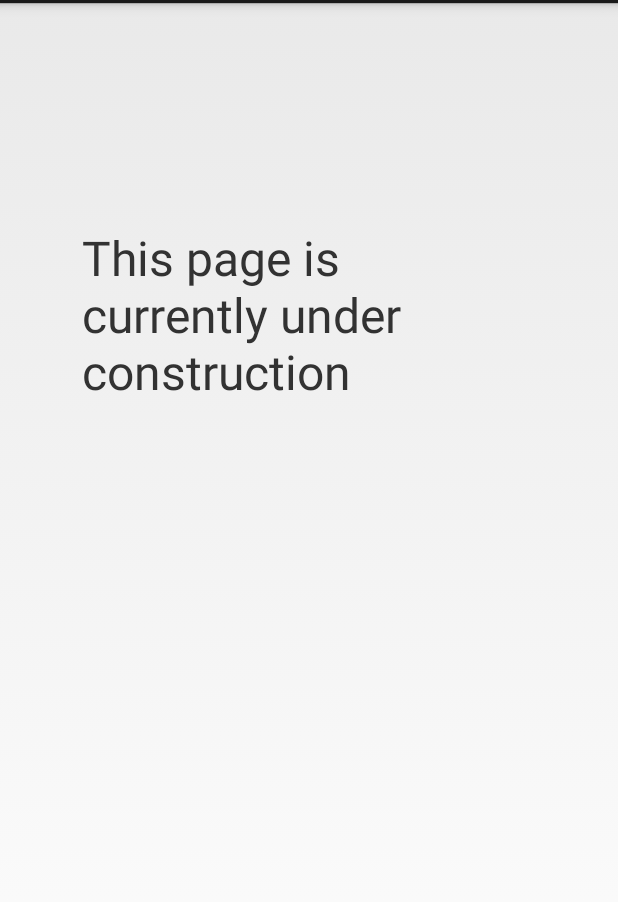
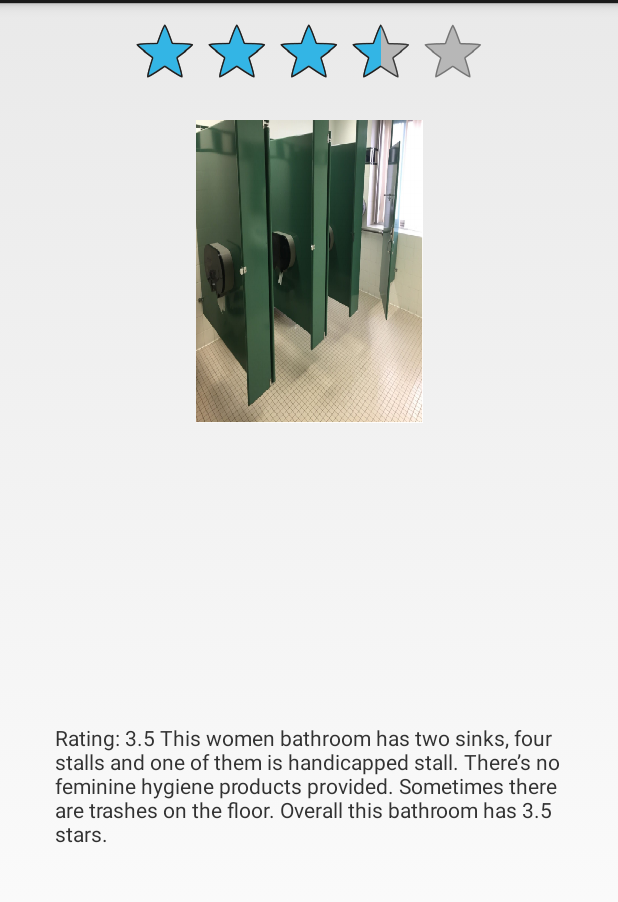
Before and after one commit to wilsonmichaelunl/CSCE361, an Android app: the BurnettBasementFloorActivity screen opened directly, with no data from a screen before it, after a tap on an icon or button, on a phone screen of 412 x 824 dp, the part 69-971 px from its top. Run offline under Robolectric (Android 15) with nearby library versions, the phone set to English and light mode, and no system bars.

Commit message:
add women part

```diff
--- a/app/src/main/java/com/carlscrate/unl_bathroom/BurnettBasementFloorActivity.java
+++ b/app/src/main/java/com/carlscrate/unl_bathroom/BurnettBasementFloorActivity.java
@@ -28,9 +28,12 @@ public class BurnettBasementFloorActivity extends Activity {
                         startActivity((intent));
                         break;
                     */
-
+                    case 0:
+                        Intent intent = new Intent(BurnettBasementFloorActivity.this, BurnettWomens0.class);
+                        startActivity(intent);
+                        break;
                     case 1:
-                        Intent intent = new Intent(BurnettBasementFloorActivity.this, BurnettMens1Activity.class);
+                         intent = new Intent(BurnettBasementFloorActivity.this, BurnettMens1Activity.class);
                         startActivity(intent);
                         break;
 
--- /dev/null
+++ b/app/src/main/java/com/carlscrate/unl_bathroom/BurnettWomens0.java
@@ -0,0 +1,14 @@
+package com.carlscrate.unl_bathroom;
+
+import android.app.Activity;
+import android.support.v7.app.AppCompatActivity;
+import android.os.Bundle;
+
+public class BurnettWomens0 extends Activity {
+
+    @Override
+    protected void onCreate(Bundle savedInstanceState) {
+        super.onCreate(savedInstanceState);
+        setContentView(R.layout.activity_burnett_womens0);
+    }
+}
--- /dev/null
+++ b/app/src/main/res/layout/activity_burnett_womens0.xml
@@ -0,0 +1,49 @@
+<?xml version="1.0" encoding="utf-8"?>
+<android.support.constraint.ConstraintLayout xmlns:android="http://schemas.android.com/apk/res/android"
+    xmlns:app="http://schemas.android.com/apk/res-auto"
+    xmlns:tools="http://schemas.android.com/tools"
+    android:layout_width="match_parent"
+    android:layout_height="match_parent"
+    tools:context=".BurnettWomens0">
+
+    <RatingBar
+        android:id="@+id/ratingBar"
+        android:layout_width="wrap_content"
+        android:layout_height="wrap_content"
+        android:layout_marginEnd="8dp"
+        android:layout_marginStart="8dp"
+        android:layout_marginTop="8dp"
+        android:numStars="5"
+        android:rating="3.5"
+        android:stepSize="0.5"
+        app:layout_constraintEnd_toEndOf="parent"
+        app:layout_constraintStart_toStartOf="parent"
+        app:layout_constraintTop_toTopOf="parent" />
+
+    <ImageView
+        android:id="@+id/imageView4"
+        android:layout_width="151dp"
+        android:layout_height="211dp"
+        android:layout_marginEnd="8dp"
+        android:layout_marginStart="8dp"
+        android:layout_marginTop="8dp"
+        android:src="@drawable/burnettwomanbase"
+        app:layout_constraintEnd_toEndOf="parent"
+        app:layout_constraintHorizontal_bias="0.502"
+        app:layout_constraintStart_toStartOf="parent"
+        app:layout_constraintTop_toBottomOf="@+id/ratingBar" />
+
+    <TextView
+        android:id="@+id/textView8"
+        android:layout_width="339dp"
+        android:layout_height="101dp"
+        android:layout_marginBottom="8dp"
+        android:layout_marginEnd="8dp"
+        android:layout_marginStart="8dp"
+        android:layout_marginTop="8dp"
+        android:text="@string/burnett_womens_basement"
+        app:layout_constraintBottom_toBottomOf="parent"
+        app:layout_constraintEnd_toEndOf="parent"
+        app:layout_constraintStart_toStartOf="parent"
+        app:layout_constraintTop_toBottomOf="@+id/imageView4" />
+</android.support.constraint.ConstraintLayout>
--- a/app/src/main/res/values/strings.xml
+++ b/app/src/main/res/values/strings.xml
@@ -35,10 +35,22 @@
     of amenities.</string>
     <string name="burnett_mens_basement">A typical bathroom in burnett hall, this bathroom boasts 4 stalls(1 handicap), 2 urinals, and 2 sinks.
     There is always free because no classroom in here. if you are unable to find available space. it'd s good choice to go basement.there is also the most clean place in burnett hall</string>
+    <string name="burnett_womens_basement">Rating: 3.5
+        This women bathroom has two sinks, four stalls and one of them is handicapped stall. There’s no feminine hygiene products provided. Sometimes there are trashes on the floor. Overall this bathroom has 3.5 stars.
+</string>
     <string name="burnett_mens_first">A typical bathroom in burnett hall, this bathroom boasts 4 stalls(1 handicap), 2 urinals, and 2 sinks.
     There are lost of classroom in here so it is busy between class. but the cleaniness in here is very good.</string>
+    <string name="burnett_women_first">Rating: 4.5
+This bathroom has two sinks, four stalls and one of them is handicap stall. Feminine hygiene products are provided for free. This bathroom is busy between classes but it is still pretty clean. The only problem is that it is not easy to find. If you cannot find it, just find room number 110. Overall, it has 4.5 stars!
+</string>
     <string name="burnett_mens_second">A typical bathroom in burnett hall, this bathroom boasts 4 stalls(1 handicap), 2 urinals, and 2 sinks.
     There are some classroom in here but not very much.It's is empty in most time and get better cleaniness than first floor.</string>
+    <string name="burnett_women_second">Rating: 4
+This women bathroom 206 has the same structure as other women bathrooms — has two sinks, four stalls and one of them is handicap stall. This bathroom does not provide feminine hygiene products so you have to pick at downstairs. It is super clean and tidy. 4 stars for this bathroom.
+</string>
+    <string name="burnett_women_third">Rating: 4
+This bathroom has the same structure as other women bathrooms — has two sinks, four stalls and one of them is handicap stall. This floor does not have much classrooms so it is not busy between classes. This bathroom does not provide feminine hygiene products so you have to pick at first floor. Overall, 4 stars for this bathroom.
+</string>
     <string name="burnett_mens_third">A typical bathroom in burnett hall, this bathroom boasts 4 stalls(1 handicap), 2 urinals, and 2 sinks.
     This bathroom is always empty unless come to lunch time.the cleaniness is also very good</string>
     <string name="avery_mens_first">On the busiest floor of Avery sits the smallest bathroom in the building. One urinal, one stall, and two sinks. If you try to use this
```
Also changed, not shown: app/src/main/AndroidManifest.xml (+70 -98 lines), app/src/main/java/com/carlscrate/unl_bathroom/BurnettFirstFloor.java (+6 -3 lines), app/src/main/java/com/carlscrate/unl_bathroom/BurnettSecondFloorActivity.java (+3 -6 lines), app/src/main/java/com/carlscrate/unl_bathroom/BurnettThirdFloorActivity.java (+3 -6 lines), app/src/main/java/com/carlscrate/unl_bathroom/BurnettWomen1.java (added, +13 -0 lines), app/src/main/java/com/carlscrate/unl_bathroom/BurnettWomen2.java (added, +13 -0 lines), app/src/main/java/com/carlscrate/unl_bathroom/BurnettWomen3.java (added, +13 -0 lines), app/src/main/res/layout/activity_burnett_women1.xml (added, +48 -0 lines), app/src/main/res/layout/activity_burnett_women2.xml (added, +48 -0 lines), app/src/main/res/layout/activity_burnett_women3.xml (added, +48 -0 lines), app/src/main/res/drawable/burnettwomanbase.png (added), app/src/main/res/drawable/burnettwomensecond.png (added), app/src/main/res/drawable/burnettwomenthird.png (added), app/src/main/res/drawable/burrnettwomenfirst.png (added).
